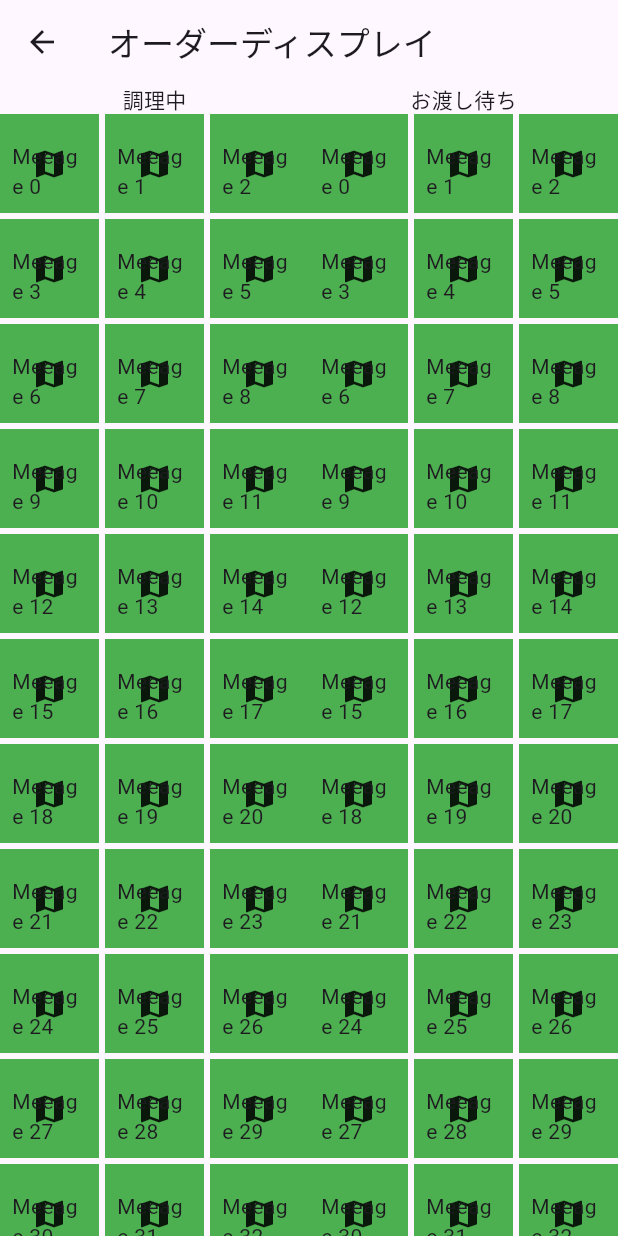
After one commit to ht325ver0/k3register, a Flutter app: the screen it shows after launch, after a tap on "オーダーディスプレイ", on a phone screen of 412 x 824 dp. The commit adds this screen. Run offline on Flutter 3.47's test engine with Material 3 defaults, Android fonts, the phone set to English and light mode, and no system bars; our stand-ins replace flutter_dotenv, flutter_riverpod, freezed_annotation, riverpod_annotation, supabase_flutter; accounts and stored records are empty; generated files the repository leaves out were written again.

Commit message:
注文待ち表示ページ制作

```diff
--- /dev/null
+++ b/lib/component/order_id_grid.dart
@@ -0,0 +1,40 @@
+import 'package:flutter/material.dart';
+import 'package:flutter_riverpod/flutter_riverpod.dart';
+import 'package:k3register/component/product_button.dart';
+import 'package:k3register/provider/cart_provider.dart';
+import 'package:k3register/provider/product_provider.dart';
+import 'package:k3register/model/product.dart';
+
+
+class OrderIdGrid extends ConsumerWidget {
+  const OrderIdGrid({super.key, });
+
+  @override
+  Widget build(BuildContext context, WidgetRef ref) {
+
+    return Expanded(
+      child: GridView.count(
+          crossAxisCount: 3, // 1行に表示する数
+          crossAxisSpacing: 4.0, // 縦スペース
+          mainAxisSpacing: 4.0, // 横スペース
+          children: List.generate(100, (index) {
+            return Container(
+              padding: const EdgeInsets.all(8.0),
+              alignment: Alignment.center,
+              decoration: BoxDecoration(
+                color: Colors.green,
+              ),
+              child:GridTile(
+                child: Icon(Icons.map),
+                footer: Center(
+                  child: Text(
+                    'Meeage $index',
+                  ),
+                )
+              )
+            );
+          }),
+        ),
+      );
+  }
+}
--- a/lib/component/order_product_card.dart
+++ b/lib/component/order_product_card.dart
@@ -188,7 +188,7 @@ class _OrderItemTile extends ConsumerWidget {
                       materialTapTargetSize: MaterialTapTargetSize.shrinkWrap,
                       visualDensity: VisualDensity.compact,
                       // Chipに枠線を追加
-                      shape: StadiumBorder(
+                      shape: const StadiumBorder(
                         side: BorderSide(
                           color: const Color.fromARGB(255, 0, 0, 0), // 枠線の色
                           width: 1.5, // 枠線の太さ
--- a/lib/view/home_page.dart
+++ b/lib/view/home_page.dart
@@ -1,5 +1,6 @@
 import 'package:flutter/material.dart';
 import 'package:k3register/view/cash_register_page.dart';
+import 'package:k3register/view/order-display-page.dart';
 import 'package:k3register/view/order_check_page.dart';
 
 class Home extends StatelessWidget {
@@ -43,6 +44,19 @@ class Home extends StatelessWidget {
               ),
               child: const Text('注文確認画面',style: TextStyle(fontSize: 24)),
             ),
+            const SizedBox(height: 20),
+            ElevatedButton(
+              onPressed: () {
+                Navigator.of(context).push(
+                  MaterialPageRoute(
+                      builder: (context) => const OrderDisplayPage()),
+                );
+              },
+              style: ElevatedButton.styleFrom(
+                  shape: RoundedRectangleBorder(
+                      borderRadius: BorderRadius.circular(10))),
+              child: const Text('オーダーディスプレイ', style: TextStyle(fontSize: 24)),
+            ),
           ]
         ),
       ),
--- /dev/null
+++ b/lib/view/order-display-page.dart
@@ -0,0 +1,49 @@
+import 'dart:async';
+
+import 'package:flutter/material.dart';
+import 'package:flutter_riverpod/flutter_riverpod.dart';
+import 'package:k3register/component/order_list.dart';
+import 'package:k3register/infrastructure/orders_repository.dart';
+import 'package:k3register/model/order.dart';
+import 'package:k3register/component/order_id_grid.dart';
+
+class OrderDisplayPage extends StatefulWidget {
+  const OrderDisplayPage({super.key});
+
+  @override
+  State<OrderDisplayPage> createState() => _OrderDisplayPageState();
+}
+
+class _OrderDisplayPageState extends State<OrderDisplayPage> {
+
+  @override
+  Widget build(BuildContext context) {
+    return Scaffold(
+      appBar: AppBar(
+        title: const Text('オーダーディスプレイ'),
+      ),
+      body:Row(
+        children: [
+          // 左側のカラムをExpandedで囲む
+          Expanded(
+            child: Column(
+              children: [
+                Text("調理中"),
+                OrderIdGrid()
+              ],
+            ),
+          ),
+          // 右側のカラムをExpandedで囲む
+          Expanded(
+            child: Column(
+              children: [
+                Text("お渡し待ち"),
+                OrderIdGrid()
+              ],
+            ),
+          ),
+        ],
+      )
+    );
+  }
+}
```
